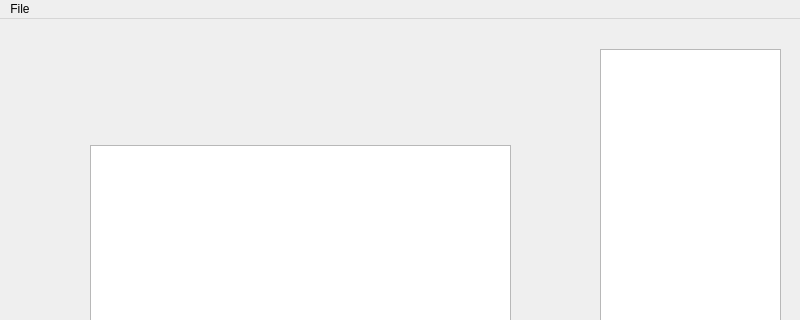
First picture: the form in concurrentTextEditor/editor.ui, repository scottiexdev/concurrentTextEditor, before the edit; both pictures show x 0 to 800 and y 0 to 320 of the 800 by 600 pixel window.
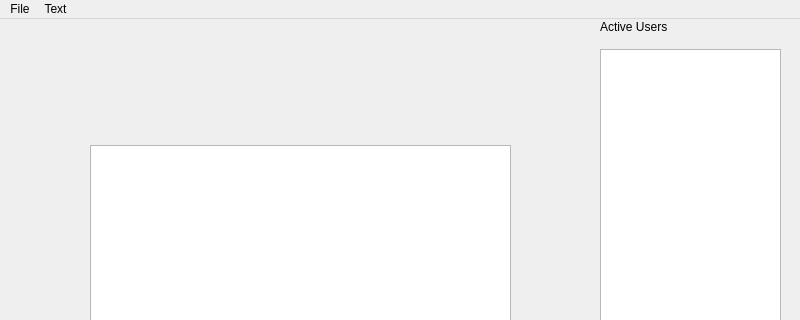
Second picture: the form after the edit. Custom widgets are drawn as their Qt base class.

What changed in the file:
```diff
--- a/concurrentTextEditor/editor.ui
+++ b/concurrentTextEditor/editor.ui
@@ -34,6 +34,19 @@
      </rect>
     </property>
    </widget>
+   <widget class="QLabel" name="label">
+    <property name="geometry">
+     <rect>
+      <x>600</x>
+      <y>0</y>
+      <width>141</width>
+      <height>16</height>
+     </rect>
+    </property>
+    <property name="text">
+     <string>Active Users</string>
+    </property>
+   </widget>
   </widget>
   <widget class="QMenuBar" name="menubar">
    <property name="geometry">
@@ -41,7 +54,7 @@
      <x>0</x>
      <y>0</y>
      <width>800</width>
-     <height>26</height>
+     <height>21</height>
     </rect>
    </property>
    <widget class="QMenu" name="menuFile">
@@ -50,7 +63,16 @@
     </property>
     <addaction name="actionExport_PDF"/>
    </widget>
+   <widget class="QMenu" name="menuText">
+    <property name="title">
+     <string>Text</string>
+    </property>
+    <addaction name="actionCopy"/>
+    <addaction name="actionCut"/>
+    <addaction name="actionPaste"/>
+   </widget>
    <addaction name="menuFile"/>
+   <addaction name="menuText"/>
   </widget>
   <widget class="QStatusBar" name="statusbar"/>
   <action name="actionExport_PDF">
```
Left out of the diff: 15 changed lines with no effect on the pictures.
